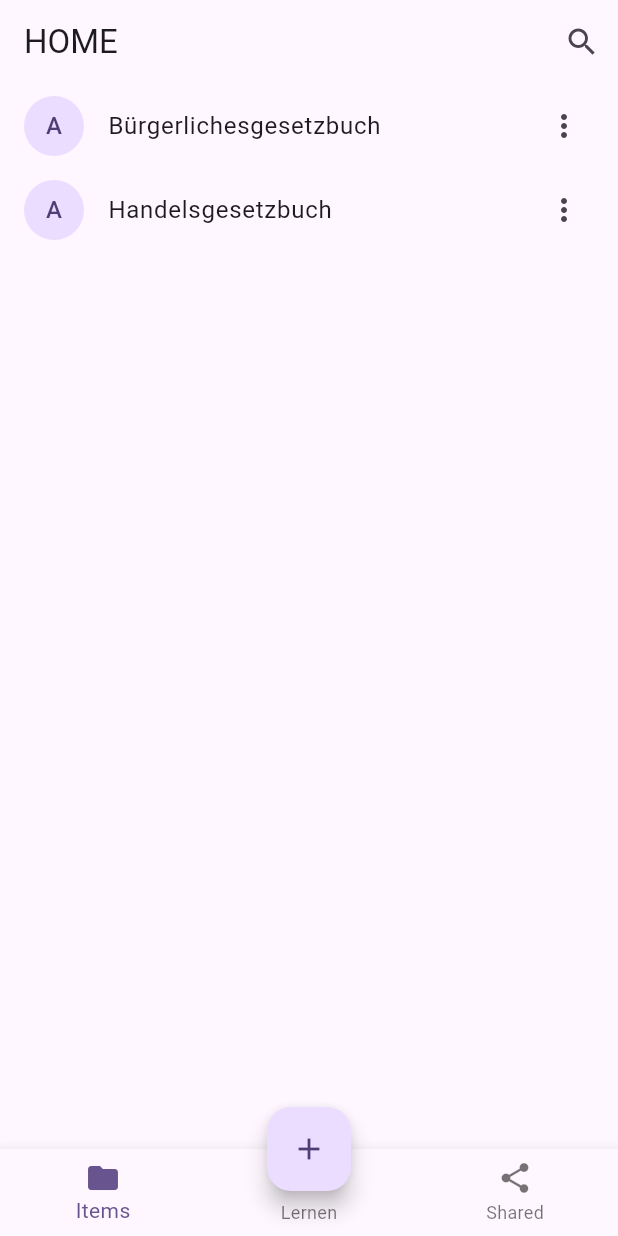
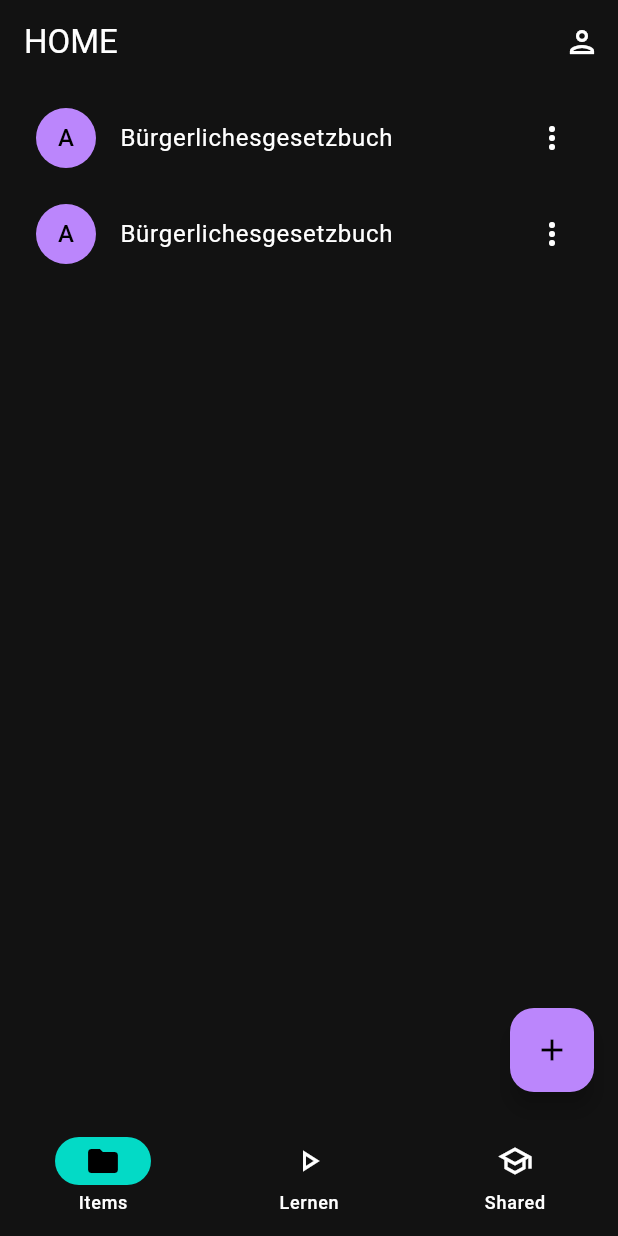
Before and after one commit to simonkrempin/spaced_repetition_software, a Flutter app: the screen it shows after launch, on a phone screen of 412 x 824 dp. Run offline on Flutter 3.47's test engine with Material 2 defaults, Android fonts, the phone set to English and light mode, and no system bars.

Commit message:
basic app structure

```diff
--- a/lib/app-container.dart
+++ b/lib/app-container.dart
@@ -1,4 +1,7 @@
 import "package:flutter/material.dart";
+import "package:spaced_repetition_software/views/cards-view.dart";
+import "package:spaced_repetition_software/views/learning-view.dart";
+import "package:spaced_repetition_software/views/online-view.dart";
 
 class AppContainer extends StatefulWidget {
   const AppContainer({super.key});
@@ -8,47 +11,49 @@ class AppContainer extends StatefulWidget {
 }
 
 class _AppContainerState extends State<AppContainer> {
+  int currentPageIndex = 0;
+
   @override
   Widget build(BuildContext context) {
-    return Scaffold(
+    return DefaultTabController(
+      length: 3,
+      child: Scaffold(
         appBar: AppBar(
           title: const Text("HOME"),
           actions: [
             IconButton(
-            icon: const Icon(Icons.search),
-            onPressed: () {
-              // Implement search action
-            },
+              icon: const Icon(Icons.person_outlined),
+              onPressed: () {},
             ),
           ],
         ),
-      body: ListView(
-        children: const [
-          ListTile(
-            leading: CircleAvatar(child: Text('A')),
-            title: Text("Bürgerlichesgesetzbuch"),
-            trailing: Icon(Icons.more_vert),
+        body: <Widget>[
+          const CardsView(),
+          const LearningView(),
+          const OnlineView()
+        ][currentPageIndex],
+        bottomNavigationBar: NavigationBar(
+          onDestinationSelected: (int index) {
+            setState(() {
+              currentPageIndex = index;
+            });
+          },
+          selectedIndex: currentPageIndex,
+          destinations: const <Widget>[
+            NavigationDestination(
+              selectedIcon: Icon(Icons.folder),
+              icon: Icon(Icons.folder_outlined),
+              label: 'Items',
             ),
-          ListTile(
-            leading: CircleAvatar(child: Text('A')),
-            title: Text("Handelsgesetzbuch"),
-            trailing: Icon(Icons.more_vert),
+            NavigationDestination(
+              selectedIcon: Icon(Icons.play_arrow),
+              icon: Icon(Icons.play_arrow_outlined),
+              label: 'Lernen',
             ),
-        ],
-      ),
-      bottomNavigationBar: BottomNavigationBar(
-        items: const <BottomNavigationBarItem>[
-          BottomNavigationBarItem(
-            icon: Icon(Icons.folder),
-            label: "Items",
-          ),
-          BottomNavigationBarItem(
-            icon: Icon(Icons.play_arrow),
-            label: "Lernen",
-          ),
-          BottomNavigationBarItem(
-            icon: Icon(Icons.share),
-            label: "Shared",
+            NavigationDestination(
+              selectedIcon: Icon(Icons.school),
+              icon: Icon(Icons.school_outlined),
+              label: 'Shared',
             ),
           ],
         ),
@@ -58,7 +63,7 @@ class _AppContainerState extends State<AppContainer> {
           },
           child: const Icon(Icons.add),
         ),
-      floatingActionButtonLocation: FloatingActionButtonLocation.centerDocked,
+      ),
     );
   }
 }
--- a/lib/main.dart
+++ b/lib/main.dart
@@ -13,7 +13,7 @@ class MyApp extends StatelessWidget {
     return MaterialApp(
       title: "LearnLoop",
       theme: ThemeData(
-        colorScheme: ColorScheme.fromSeed(seedColor: Colors.deepPurple),
+        colorScheme: const ColorScheme.dark(),
         useMaterial3: true,
       ),
       home: const AppContainer(),
--- a/lib/views/cards-view.dart
+++ b/lib/views/cards-view.dart
@@ -5,70 +5,24 @@ class CardsView extends StatelessWidget {
 
   @override
   Widget build(BuildContext context) {
-    return MaterialApp(
-      title: 'Flutter UI Design',
-      theme: ThemeData(
-        useMaterial3: true, // Ensure Material 3 components are used
+    return Padding(
+      padding: const EdgeInsets.all(8),
+      child: ListView.separated(
+        separatorBuilder: (BuildContext context, int index) {
+          return const SizedBox(height: 8);
+        },
+        itemBuilder: (BuildContext context, int index) {
+          return ListTile(
+            leading: const CircleAvatar(child: Text('A')),
+            title: const Text("Bürgerlichesgesetzbuch"),
+            trailing: const Icon(Icons.more_vert),
+            onTap: () => {},
+            shape: RoundedRectangleBorder(borderRadius: BorderRadius.circular(8)),
+            tileColor: Theme.of(context).cardColor,
+          );
+        },
+        itemCount: 2,
       ),
-      home: const HomeScreen(),
     );
   }
 }
-
-class HomeScreen extends StatelessWidget {
-  const HomeScreen({super.key});
-
-  @override
-  Widget build(BuildContext context) {
-    return Scaffold(
-      appBar: AppBar(
-        title: const Text("HOME"),
-        actions: [
-          IconButton(
-            icon: const Icon(Icons.search),
-            onPressed: () {
-              // Implement search action
-            },
-          ),
-        ],
-      ),
-      body: ListView(
-        children: const [
-          ListTile(
-            leading: CircleAvatar(child: Text('A')),
-            title: Text("Bürgerlichesgesetzbuch"),
-            trailing: Icon(Icons.more_vert),
-          ),
-          ListTile(
-            leading: CircleAvatar(child: Text('A')),
-            title: Text("Handelsgesetzbuch"),
-            trailing: Icon(Icons.more_vert),
-          ),
-        ],
-      ),
-      bottomNavigationBar: BottomNavigationBar(
-        items: const <BottomNavigationBarItem>[
-          BottomNavigationBarItem(
-            icon: Icon(Icons.folder),
-            label: "Items",
-          ),
-          BottomNavigationBarItem(
-            icon: Icon(Icons.play_arrow),
-            label: "Lernen",
-          ),
-          BottomNavigationBarItem(
-            icon: Icon(Icons.share),
-            label: "Shared",
-          ),
-        ],
-      ),
-      floatingActionButton: FloatingActionButton(
-        onPressed: () {
-          // Implement action for adding new items
-        },
-        child: const Icon(Icons.add),
-      ),
-      floatingActionButtonLocation: FloatingActionButtonLocation.centerDocked,
-    );
-  }
-}
```
Also changed, not shown: lib/views/learning-view.dart (+14 -0 lines), lib/views/online-view.dart (+14 -0 lines). Lines whose indentation alone changed are shown as unchanged.
